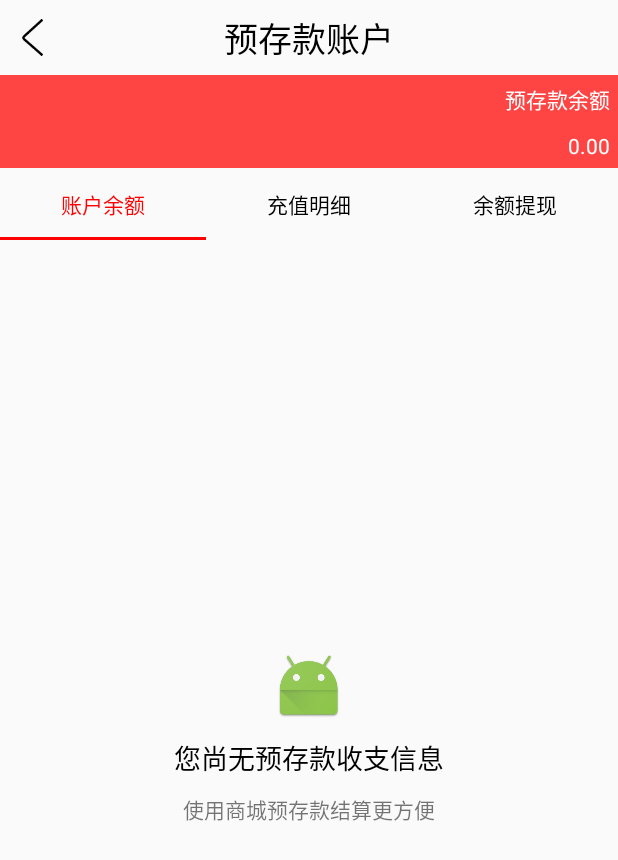
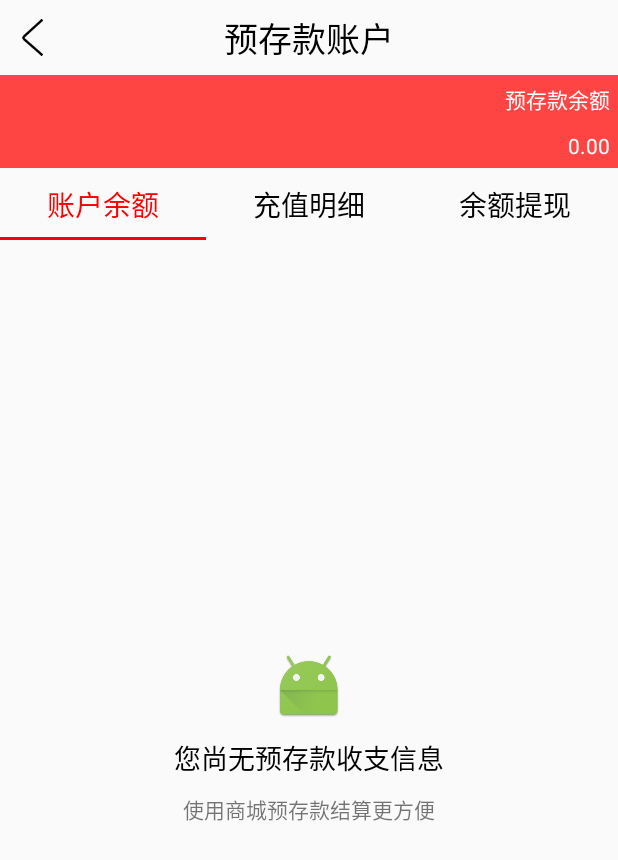
Before and after one commit to smm15045281940/gjw, an Android app: the AccountBalanceActivity screen opened directly, with no data from a screen before it, on a phone screen of 412 x 824 dp. Shown: the top 860 px of the screen. Run offline under Robolectric (Android 15) with nearby library versions, the phone set to English and light mode, and no system bars.

Commit message:
优化预存款账户代码

```diff
--- a/app/src/main/res/layout/activity_account_balance.xml
+++ b/app/src/main/res/layout/activity_account_balance.xml
@@ -1,5 +1,6 @@
 <?xml version="1.0" encoding="utf-8"?>
 <LinearLayout xmlns:android="http://schemas.android.com/apk/res/android"
+    xmlns:app="http://schemas.android.com/apk/res-auto"
     xmlns:tools="http://schemas.android.com/tools"
     android:id="@+id/activity_account_balance"
     android:layout_width="match_parent"
@@ -72,7 +73,8 @@
     <android.support.design.widget.TabLayout
         android:id="@+id/tl_accountbalance"
         android:layout_width="match_parent"
-        android:layout_height="wrap_content" />
+        android:layout_height="wrap_content"
+        app:tabTextAppearance="@style/TabLayoutTextStyle" />
 
     <android.support.v4.view.ViewPager
         android:id="@+id/vp_accountbalance"
--- a/app/src/main/res/values/styles.xml
+++ b/app/src/main/res/values/styles.xml
@@ -217,4 +217,9 @@
         <item name="android:windowExitAnimation">@anim/goodsdetailgoods_pophidden_anim</item>
     </style>
 
+    <!--订单tab下划线样式-->
+    <style name="TabLayoutTextStyle" parent="TextAppearance.AppCompat.Widget.ActionBar.Title.Inverse">
+        <item name="android:textSize">@dimen/x15</item>
+    </style>
+
 </resources>
```
